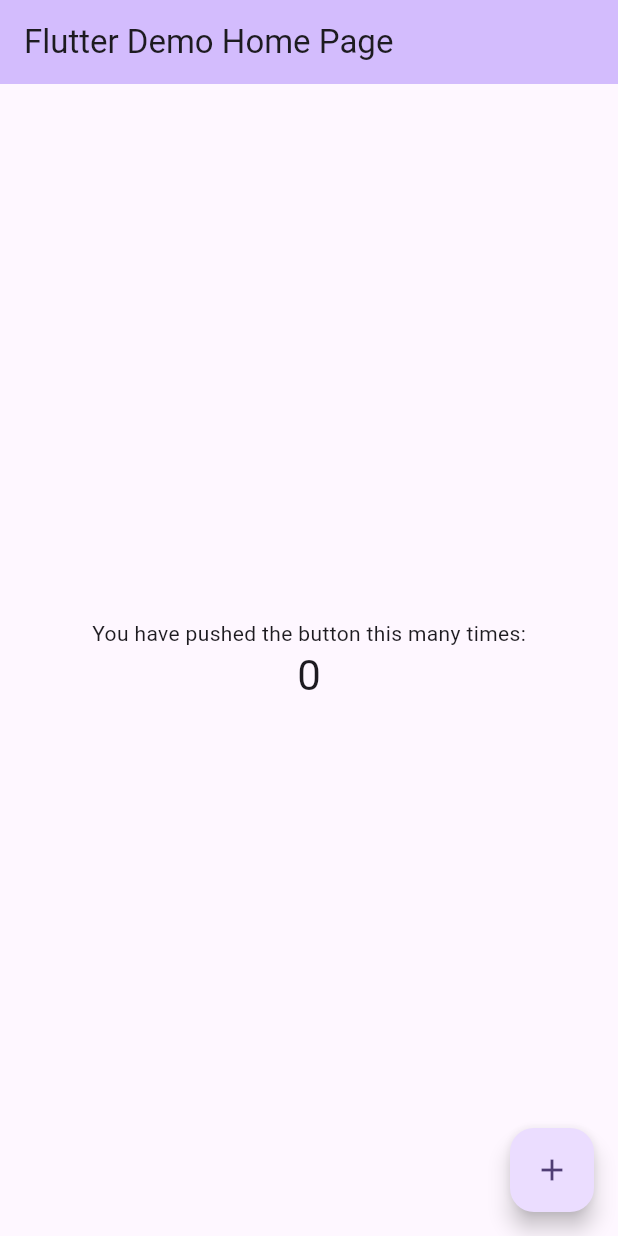
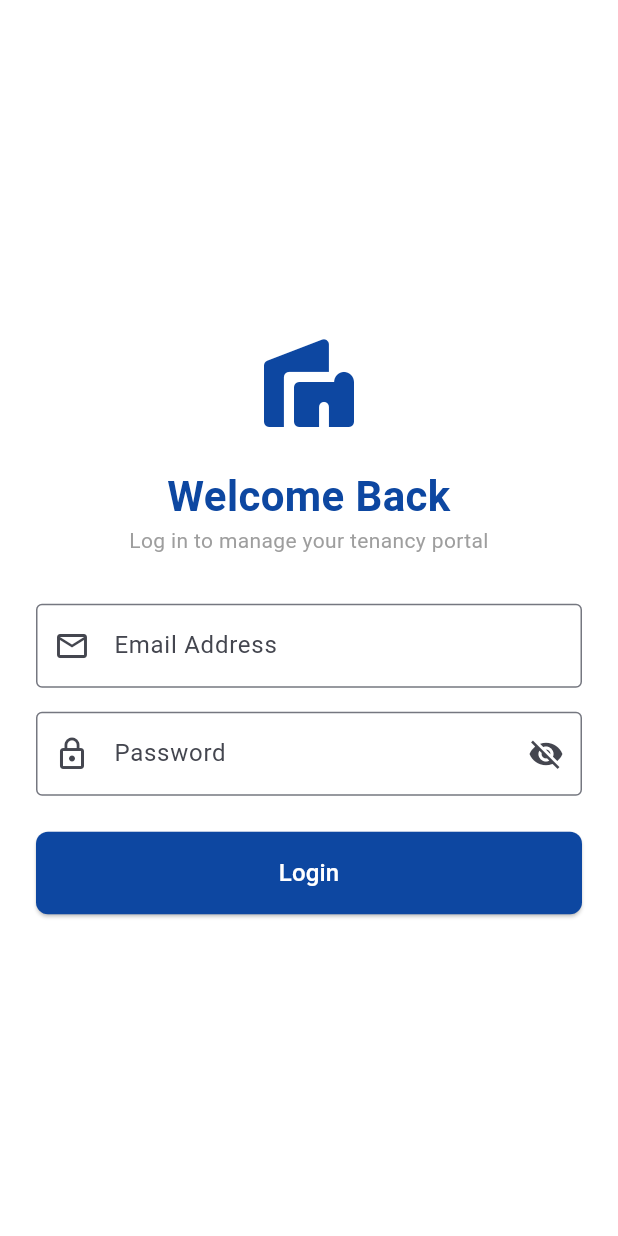
Before and after one commit to Arwonga/tenant-mobile-app, a Flutter app: the screen it shows after launch, on a phone screen of 412 x 824 dp. Run offline on Flutter 3.47's test engine with Material 3 defaults, Android fonts, the light colour scheme and no system bars; our stand-ins replace flutter_secure_storage.

Commit message:
feat: built login UI layout and laravel auth service engine

```diff
--- a/lib/main.dart
+++ b/lib/main.dart
@@ -1,122 +1,23 @@
 import 'package:flutter/material.dart';
+import 'screens/login_screen.dart';
 
 void main() {
-  runApp(const MyApp());
+  runApp(const TenantApp());
 }
 
-class MyApp extends StatelessWidget {
-  const MyApp({super.key});
+class TenantApp extends StatelessWidget {
+  const TenantApp({super.key});
 
-  // This widget is the root of your application.
   @override
   Widget build(BuildContext context) {
     return MaterialApp(
-      title: 'Flutter Demo',
+      title: 'Tenant Portal',
+      debugShowCheckedModeBanner: false, // Removes the ugly "DEBUG" banner
       theme: ThemeData(
-        // This is the theme of your application.
-        //
-        // TRY THIS: Try running your application with "flutter run". You'll see
-        // the application has a purple toolbar. Then, without quitting the app,
-        // try changing the seedColor in the colorScheme below to Colors.green
-        // and then invoke "hot reload" (save your changes or press the "hot
-        // reload" button in a Flutter-supported IDE, or press "r" if you used
-        // the command line to start the app).
-        //
-        // Notice that the counter didn't reset back to zero; the application
-        // state is not lost during the reload. To reset the state, use hot
-        // restart instead.
-        //
-        // This works for code too, not just values: Most code changes can be
-        // tested with just a hot reload.
-        colorScheme: .fromSeed(seedColor: Colors.deepPurple),
+        colorScheme: ColorScheme.fromSeed(seedColor: Colors.blue.shade900),
+        useMaterial3: true,
       ),
-      home: const MyHomePage(title: 'Flutter Demo Home Page'),
+      home: const LoginScreen(),
     );
   }
 }
-
-class MyHomePage extends StatefulWidget {
-  const MyHomePage({super.key, required this.title});
-
-  // This widget is the home page of your application. It is stateful, meaning
-  // that it has a State object (defined below) that contains fields that affect
-  // how it looks.
-
-  // This class is the configuration for the state. It holds the values (in this
-  // case the title) provided by the parent (in this case the App widget) and
-  // used by the build method of the State. Fields in a Widget subclass are
-  // always marked "final".
-
-  final String title;
-
-  @override
-  State<MyHomePage> createState() => _MyHomePageState();
-}
-
-class _MyHomePageState extends State<MyHomePage> {
-  int _counter = 0;
-
-  void _incrementCounter() {
-    setState(() {
-      // This call to setState tells the Flutter framework that something has
-      // changed in this State, which causes it to rerun the build method below
-      // so that the display can reflect the updated values. If we changed
-      // _counter without calling setState(), then the build method would not be
-      // called again, and so nothing would appear to happen.
-      _counter++;
-    });
-  }
-
-  @override
-  Widget build(BuildContext context) {
-    // This method is rerun every time setState is called, for instance as done
-    // by the _incrementCounter method above.
-    //
-    // The Flutter framework has been optimized to make rerunning build methods
-    // fast, so that you can just rebuild anything that needs updating rather
-    // than having to individually change instances of widgets.
-    return Scaffold(
-      appBar: AppBar(
-        // TRY THIS: Try changing the color here to a specific color (to
-        // Colors.amber, perhaps?) and trigger a hot reload to see the AppBar
-        // change color while the other colors stay the same.
-        backgroundColor: Theme.of(context).colorScheme.inversePrimary,
-        // Here we take the value from the MyHomePage object that was created by
-        // the App.build method, and use it to set our appbar title.
-        title: Text(widget.title),
-      ),
-      body: Center(
-        // Center is a layout widget. It takes a single child and positions it
-        // in the middle of the parent.
-        child: Column(
-          // Column is also a layout widget. It takes a list of children and
-          // arranges them vertically. By default, it sizes itself to fit its
-          // children horizontally, and tries to be as tall as its parent.
-          //
-          // Column has various properties to control how it sizes itself and
-          // how it positions its children. Here we use mainAxisAlignment to
-          // center the children vertically; the main axis here is the vertical
-          // axis because Columns are vertical (the cross axis would be
-          // horizontal).
-          //
-          // TRY THIS: Invoke "debug painting" (choose the "Toggle Debug Paint"
-          // action in the IDE, or press "p" in the console), to see the
-          // wireframe for each widget.
-          mainAxisAlignment: .center,
-          children: [
-            const Text('You have pushed the button this many times:'),
-            Text(
-              '$_counter',
-              style: Theme.of(context).textTheme.headlineMedium,
-            ),
-          ],
-        ),
-      ),
-      floatingActionButton: FloatingActionButton(
-        onPressed: _incrementCounter,
-        tooltip: 'Increment',
-        child: const Icon(Icons.add),
-      ),
-    );
-  }
-}
--- /dev/null
+++ b/lib/screens/login_screen.dart
@@ -0,0 +1,107 @@
+import 'package:flutter/material.dart';
+
+class LoginScreen extends StatefulWidget {
+  const LoginScreen({super.key});
+
+  @override
+  State<LoginScreen> createState() => _LoginScreenState();
+}
+
+class _LoginScreenState extends State<LoginScreen> {
+  final _formKey = GlobalKey<FormState>();
+  final _emailController = TextEditingController();
+  final _passwordController = TextEditingController();
+  bool _isObscured = true;
+  bool _isLoading = false;
+
+  void _handleLogin() {
+    if (_formKey.currentState!.validate()) {
+      setState(() => _isLoading = true);
+
+      // TODO: Connect to Laravel Auth Service here
+
+      print("Sending to Laravel: ${_emailController.text}");
+    }
+  }
+
+  @override
+  Widget build(BuildContext context) {
+    return Scaffold(
+      backgroundColor: Colors.white,
+      body: SafeArea(
+        child: Padding(
+          padding: const EdgeInsets.symmetric(horizontal: 24.0),
+          child: Center(
+            child: SingleChildScrollView(
+              child: Form(
+                key: _formKey,
+                child: Column(
+                  mainAxisAlignment: MainAxisAlignment.center,
+                  crossAxisAlignment: CrossAxisAlignment.stretch,
+                  children: [
+                    Icon(Icons.villa_rounded, size: 80, color: Colors.blue.shade900),
+                    const SizedBox(height: 16),
+                    Text(
+                      'Welcome Back',
+                      textAlign: TextAlign.center,
+                      style: TextStyle(fontSize: 28, fontWeight: FontWeight.bold, color: Colors.blue.shade900),
+                    ),
+                    const Text(
+                      'Log in to manage your tenancy portal',
+                      textAlign: TextAlign.center,
+                      style: TextStyle(color: Colors.grey),
+                    ),
+                    const SizedBox(height: 32),
+
+                    // Email Field
+                    TextFormField(
+                      controller: _emailController,
+                      keyboardType: TextInputType.emailAddress,
+                      decoration: const InputDecoration(
+                        labelText: 'Email Address',
+                        prefixIcon: Icon(Icons.email_outlined),
+                        border: OutlineInputBorder(),
+                      ),
+                      validator: (value) => (value == null || !value.contains('@')) ? 'Enter a valid email' : null,
+                    ),
+                    const SizedBox(height: 16),
+
+                    // Password Field
+                    TextFormField(
+                      controller: _passwordController,
+                      obscureText: _isObscured,
+                      decoration: InputDecoration(
+                        labelText: 'Password',
+                        prefixIcon: const Icon(Icons.lock_outline),
+                        suffixIcon: IconButton(
+                          icon: Icon(_isObscured ? Icons.visibility_off : Icons.visibility),
+                          onPressed: () => setState(() => _isObscured = !_isObscured),
+                        ),
+                        border: const OutlineInputBorder(),
+                      ),
+                      validator: (value) => (value == null || value.length < 6) ? 'Password must be 6+ characters' : null,
+                    ),
+                    const SizedBox(height: 24),
+
+                    // Login Button
+                    ElevatedButton(
+                      onPressed: _isLoading ? null : _handleLogin,
+                      style: ElevatedButton.styleFrom(
+                        backgroundColor: Colors.blue.shade900,
+                        padding: const EdgeInsets.symmetric(vertical: 16),
+                        shape: RoundedRectangleBorder(borderRadius: BorderRadius.circular(8)),
+                      ),
+                      child: _isLoading
+                        ? const CircularProgressIndicator(color: Colors.white)
+                        : const Text('Login', style: TextStyle(fontSize: 16, color: Colors.white)),
+                    ),
+                  ],
+                ),
+              ),
+            ),
+          ),
+        ),
+      ),
+    );
+  }
+}
--- /dev/null
+++ b/lib/services/auth_service.dart
@@ -0,0 +1,33 @@
+import 'dart:convert';
+import 'package:http/http.dart' as http;
+import 'package:flutter_secure_storage/flutter_secure_storage.dart';
+
+class AuthService {
+  // Using 10.0.2.2 if testing via Android, or localhost for Web.
+  // Replace with your actual local network IP or domain!
+  static const String baseUrl = 'http://127.0.0.1:8000/api';
+  final _storage = const FlutterSecureStorage();
+
+  Future<bool> login(String email, String password) async {
+    try {
+      final response = await http.post(
+        Uri.parse('$baseUrl/login'),
+        headers: {'Content-Type': 'application/json', 'Accept': 'application/json'},
+        body: jsonEncode({'email': email, 'password': password}),
+      );
+
+      if (response.statusCode == 200) {
+        final data = jsonDecode(response.body);
+        String token = data['token'];
+
+        // Lock the token into the secure encrypted vault
+        await _storage.write(key: 'auth_token', value: token);
+        return true;
+      }
+      return false;
+    } catch (e) {
+      print("API Connection Error: $e");
+      return false;
+    }
+  }
+}
```
